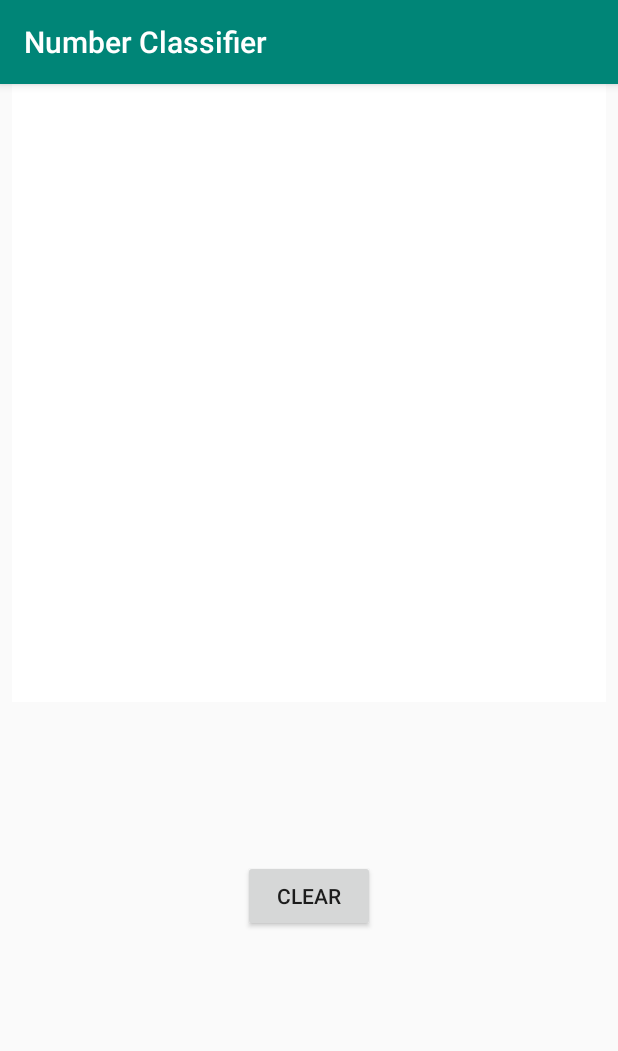
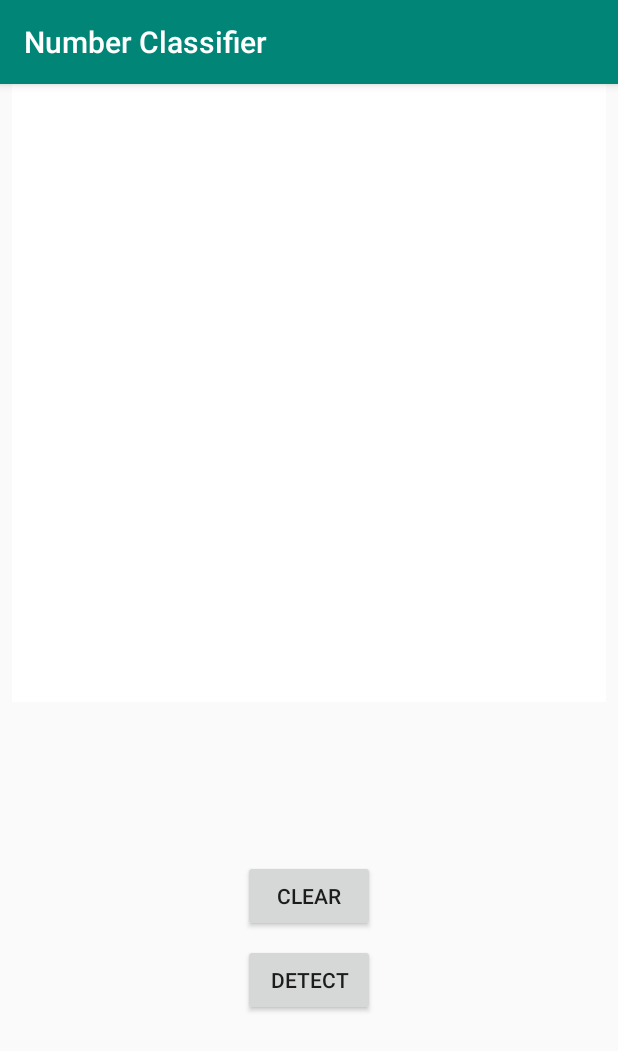
Before and after one commit to Elijah-Dangerfield/NumberClassifier, an Android app: the screen it shows after launch (MainActivity), after a tap on "CLEAR", on a phone screen of 412 x 824 dp. Shown: the top 1051 px of the screen. Run offline under Robolectric (Android 15) with nearby library versions, the phone set to English and light mode, and no system bars; libraries missing offline, so code that uses them is left out: org.tensorflow.lite; 1 statement that could not run was skipped.

Commit message:
loads model.tflite in main activity

```diff
--- a/app/src/main/java/com/dangerfield/numberclassifier/MainActivity.kt
+++ b/app/src/main/java/com/dangerfield/numberclassifier/MainActivity.kt
@@ -7,6 +7,8 @@ import android.view.View
 import kotlinx.android.synthetic.main.activity_main.*
 import org.tensorflow.lite.Interpreter;
 import android.app.Activity
+import android.graphics.Bitmap
+import android.util.Log
 import java.io.FileInputStream
 import java.io.IOException
 import java.nio.MappedByteBuffer
@@ -26,10 +28,21 @@ class MainActivity : AppCompatActivity() {
         val metrics = DisplayMetrics()
         windowManager.defaultDisplay.getMetrics(metrics)
         paintView.init(metrics)
+        //try to load the model into tflite
+        try {
+            tflite = Interpreter(loadModelFile(this@MainActivity, modelFile))
+        } catch (e: IOException) {
+            e.printStackTrace()
+        }
+
     }
 
     fun clearPaintView(view: View){
         paintView.clear()
+    }
+
+     fun onDetectClicked(view: View) {
+        //use the model to make prediction
     }
 
 
--- a/app/src/main/res/layout/activity_main.xml
+++ b/app/src/main/res/layout/activity_main.xml
@@ -19,10 +19,17 @@
             android:text="Clear"
             android:layout_width="wrap_content"
             android:layout_height="wrap_content"
-            android:id="@+id/button" app:layout_constraintStart_toStartOf="parent" android:layout_marginLeft="8dp"
+            android:id="@+id/btn_clear" app:layout_constraintStart_toStartOf="parent" android:layout_marginLeft="8dp"
             android:layout_marginStart="8dp" app:layout_constraintEnd_toEndOf="parent" android:layout_marginEnd="8dp"
             android:layout_marginRight="8dp" android:layout_marginTop="8dp"
             app:layout_constraintTop_toBottomOf="@+id/paintView" android:onClick="clearPaintView"/>
+    <Button
+            android:text="Detect"
+            android:layout_width="wrap_content"
+            android:layout_height="wrap_content"
+            android:id="@+id/btn_detect" app:layout_constraintStart_toStartOf="@+id/btn_clear"
+            app:layout_constraintEnd_toEndOf="@+id/btn_clear" android:layout_marginTop="8dp"
+            app:layout_constraintTop_toBottomOf="@+id/btn_clear"/>
 
 
 </androidx.constraintlayout.widget.ConstraintLayout>
```
